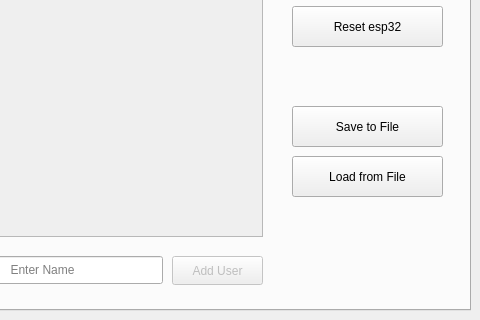
Above: main.ui from frak0d/lockifi-control-panel before the change; both pictures show x 320 to 800 and y 180 to 500 of the 800 by 500 pixel window. Below: the same form after it.
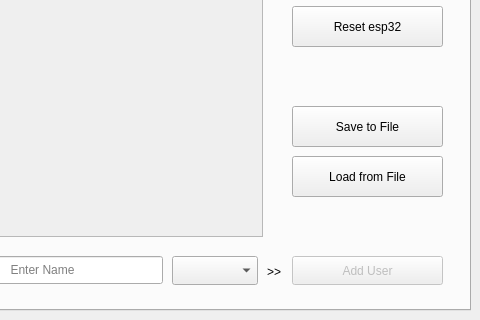
That is the form after the change.

Commit message: added permission levels

Diff of the .ui file:
```diff
--- a/main.ui
+++ b/main.ui
@@ -191,9 +191,9 @@
       </property>
       <property name="geometry">
        <rect>
-        <x>480</x>
+        <x>600</x>
         <y>380</y>
-        <width>91</width>
+        <width>151</width>
         <height>29</height>
        </rect>
       </property>
@@ -253,6 +253,35 @@
        <string>Save to File</string>
       </property>
      </widget>
+     <widget class="QComboBox" name="level_input">
+      <property name="geometry">
+       <rect>
+        <x>480</x>
+        <y>380</y>
+        <width>86</width>
+        <height>29</height>
+       </rect>
+      </property>
+      <property name="layoutDirection">
+       <enum>Qt::LeftToRight</enum>
+      </property>
+      <property name="frame">
+       <bool>true</bool>
+      </property>
+     </widget>
+     <widget class="QLabel" name="label">
+      <property name="geometry">
+       <rect>
+        <x>575</x>
+        <y>380</y>
+        <width>21</width>
+        <height>31</height>
+       </rect>
+      </property>
+      <property name="text">
+       <string>&gt;&gt;</string>
+      </property>
+     </widget>
     </widget>
    </widget>
    <widget class="QComboBox" name="ip_combobox">
```
The commit also changes 3 other files.
